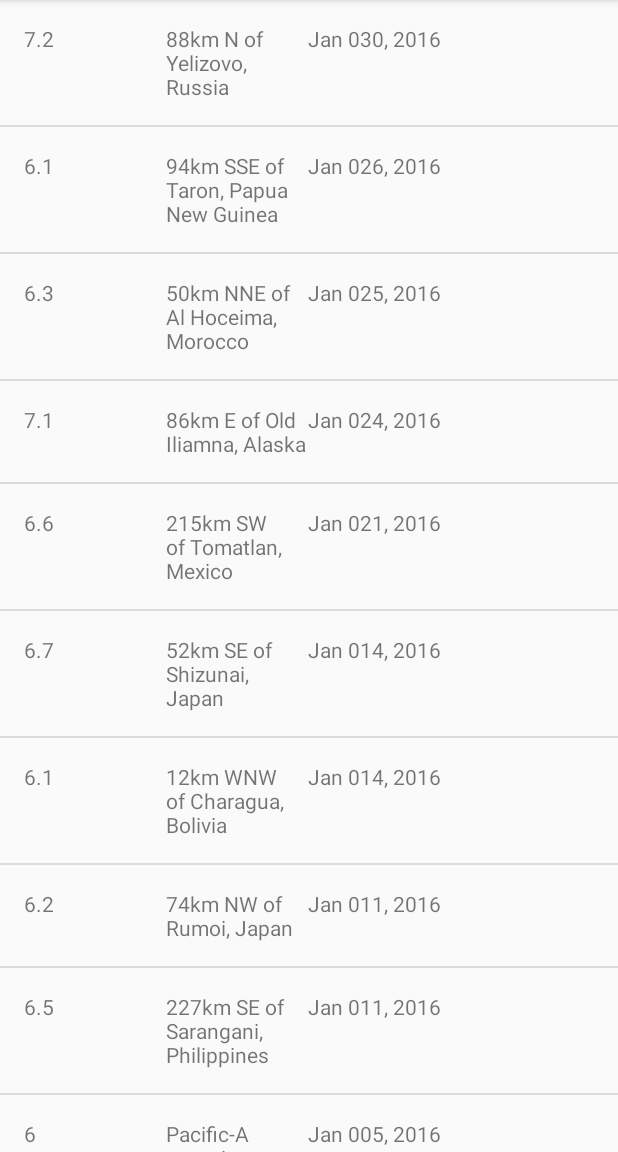
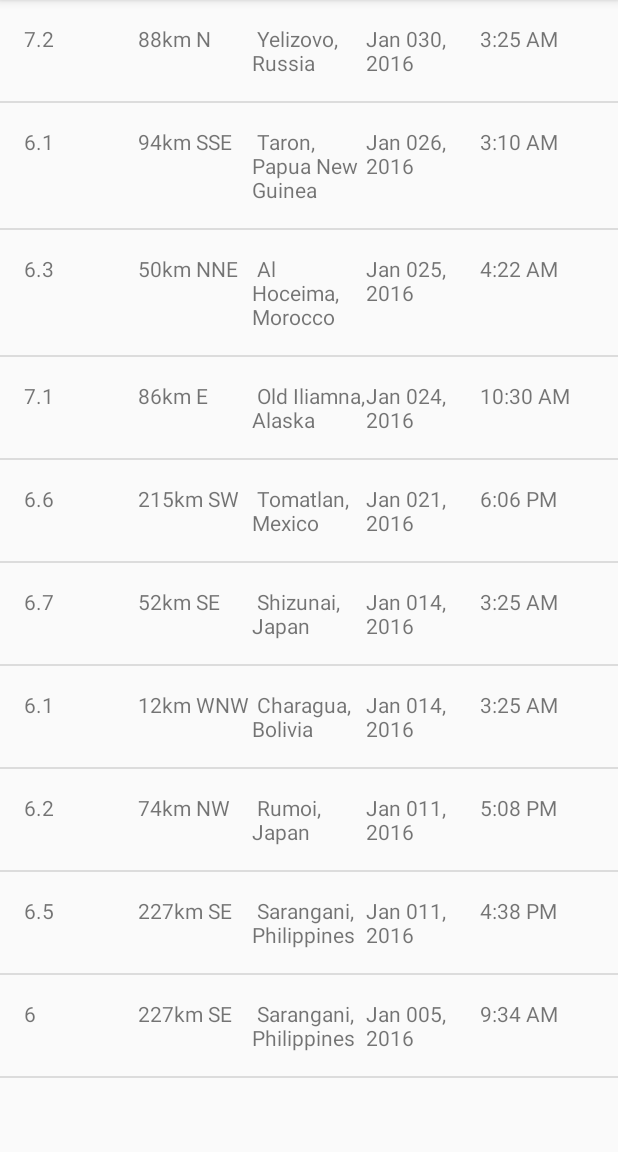
Before and after one commit to sauravvishal8797/QuakeReport, an Android app: the screen it shows after launch (EarthquakeActivity), on a phone screen of 412 x 824 dp, the part 84-1236 px from its top. Run offline under Robolectric (Android 15) with nearby library versions, the phone set to English and light mode, and no system bars.

Commit message:
Splitted location into 2 TextViews

```diff
--- a/app/src/main/java/android/example/com/quakereport/EarthQuakeAdapter.java
+++ b/app/src/main/java/android/example/com/quakereport/EarthQuakeAdapter.java
@@ -17,6 +17,7 @@ import java.util.ArrayList;
 import java.util.Date;
 import java.util.logging.SimpleFormatter;
 
+import static android.example.com.quakereport.R.id.date;
 import static android.icu.lang.UCharacter.GraphemeClusterBreak.L;
 
 /**
@@ -64,14 +65,25 @@ public class EarthQuakeAdapter extends ArrayAdapter<EarthQuakes> {
         magnitude.setText(currentQuake.getmMagnitude());
 
         // Find the TextView in the list_item.xml layout with the ID places
-        TextView places = (TextView) listItemView.findViewById(R.id.location);
+        TextView places1 = (TextView) listItemView.findViewById(R.id.location1);
         // Get the version number from the current AndroidFlavor object and
         // set this text on the number TextView
-        places.setText(currentQuake.getmPlace());
+        places1.setText(currentQuake.getmPlace1());
+
+        TextView places2 = (TextView) listItemView.findViewById(R.id.location2);
+        // Get the version number from the current AndroidFlavor object and
+        // set this text on the number TextView
+        places2.setText(currentQuake.getmPlace2());
+
 
         long time = currentQuake.getTimeinmilliseconds();
 
         dateformatted = new Date(currentQuake.getTimeinmilliseconds());
+
+        TextView timeShow = (TextView) listItemView.findViewById(R.id.time);
+
+        String timeFormatted = formatTime(time);
+        timeShow.setText(timeFormatted);
 
         TextView date = (TextView) listItemView.findViewById(R.id.date);
         // Get the version number from the current EarthQuake object and
--- a/app/src/main/java/android/example/com/quakereport/EarthQuakes.java
+++ b/app/src/main/java/android/example/com/quakereport/EarthQuakes.java
@@ -7,14 +7,15 @@ package android.example.com.quakereport;
 public class EarthQuakes {
 
     private String mMagnitude;
-    private String mPlace;
-    private String mDate;
+    private String mPlace1;
+    private String mPlace2;
     private long mtimeinmilliseconds;
 
-    public EarthQuakes(String Magnitude, String Place, long timeinmilliseconds){
+    public EarthQuakes(String Magnitude, String Place1, String Place2, long timeinmilliseconds){
 
         mMagnitude = Magnitude;
-        mPlace = Place;
+        mPlace1 = Place1;
+        mPlace2 = Place2;
         mtimeinmilliseconds = timeinmilliseconds;
     }
 
@@ -22,12 +23,12 @@ public class EarthQuakes {
         return mMagnitude;
     }
 
-    public String getmPlace(){
-        return mPlace;
+    public String getmPlace1(){
+        return mPlace1;
     }
 
-    public String getmDate(){
-        return mDate;
+    public String getmPlace2(){
+        return mPlace2;
     }
 
     public long getTimeinmilliseconds(){
--- a/app/src/main/java/android/example/com/quakereport/QueryUtils.java
+++ b/app/src/main/java/android/example/com/quakereport/QueryUtils.java
@@ -26,6 +26,10 @@ import android.util.Log;
  * Helper methods related to requesting and receiving earthquake data from USGS.
  */
 public final class QueryUtils {
+
+    private static String[] parts;
+    private static String part1;
+    private static String part2;
 
     /** Sample JSON response for a USGS query */
     private static final String SAMPLE_JSON_RESPONSE = "{\"type\":\"FeatureCollection\",\"metadata\":{\"generated\":1462295443000,\"url\":\"http://earthquake.usgs.gov/fdsnws/event/1/query?format=geojson&starttime=2016-01-01&endtime=2016-01-31&minmag=6&limit=10\",\"title\":\"USGS Earthquakes\",\"status\":200,\"api\":\"1.5.2\",\"limit\":10,\"offset\":1,\"count\":10},\"features\":[{\"type\":\"Feature\",\"properties\":{\"mag\":7.2,\"place\":\"88km N of Yelizovo, Russia\",\"time\":1454124312220,\"updated\":1460674294040,\"tz\":720,\"url\":\"http://earthquake.usgs.gov/earthquakes/eventpage/us20004vvx\",\"detail\":\"http://earthquake.usgs.gov/fdsnws/event/1/query?eventid=us20004vvx&format=geojson\",\"felt\":2,\"cdi\":3.4,\"mmi\":5.82,\"alert\":\"green\",\"status\":\"reviewed\",\"tsunami\":1,\"sig\":798,\"net\":\"us\",\"code\":\"20004vvx\",\"ids\":\",at00o1qxho,pt16030050,us20004vvx,gcmt20160130032510,\",\"sources\":\",at,pt,us,gcmt,\",\"types\":\",cap,dyfi,finite-fault,general-link,general-text,geoserve,impact-link,impact-text,losspager,moment-tensor,nearby-cities,origin,phase-data,shakemap,tectonic-summary,\",\"nst\":null,\"dmin\":0.958,\"rms\":1.19,\"gap\":17,\"magType\":\"mww\",\"type\":\"earthquake\",\"title\":\"M 7.2 - 88km N of Yelizovo, Russia\"},\"geometry\":{\"type\":\"Point\",\"coordinates\":[158.5463,53.9776,177]},\"id\":\"us20004vvx\"},\n" +
@@ -70,12 +74,17 @@ public final class QueryUtils {
                 JSONObject properties = earthQuakes.getJSONObject("properties");
                 String magnitude = (properties.getString("mag"));
                 String place = properties.getString("place");
+                if(place.contains("of")){
+                    parts = place.split("of");
+                    part1 = parts[0];
+                    part2 = parts[1];
+                }
                 long timeinmilliseconds = properties.getLong("time");
                 Date date = new Date(timeinmilliseconds);
                 SimpleDateFormat dateformat = new SimpleDateFormat("MMM DD, YYYY");
                 String DateToDisplay = dateformat.format(date);
 
-                EarthQuakes earthQuake = new EarthQuakes(magnitude, place, timeinmilliseconds);
+                EarthQuakes earthQuake = new EarthQuakes(magnitude, part1, part2, timeinmilliseconds);
 
                 earthquakes.add(earthQuake);
 
--- a/app/src/main/res/layout/list_item.xml
+++ b/app/src/main/res/layout/list_item.xml
@@ -14,7 +14,14 @@
       tools:text="8.9" />
 
   <TextView
-      android:id="@+id/location"
+      android:id="@+id/location1"
+      android:layout_width="0dp"
+      android:layout_height="wrap_content"
+      android:layout_weight="1"
+      android:text="88 km N of"/>
+
+  <TextView
+      android:id="@+id/location2"
       android:layout_width="0dp"
       android:layout_height="wrap_content"
       android:layout_weight="1"
```
